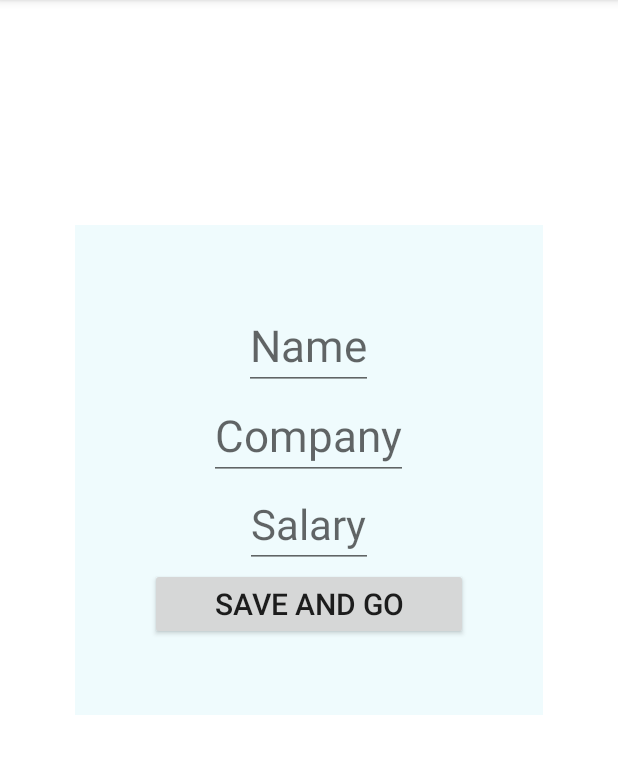
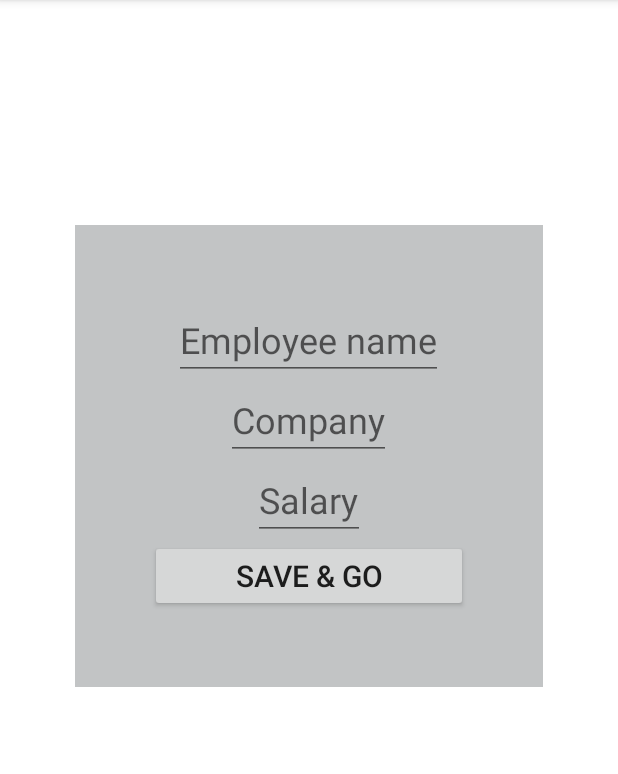
Before and after one commit to aidaiak/AyimPro-andr-hw, an Android app: the fragment EmployeeEditFragment placed in its activity, on a phone screen of 412 x 824 dp, the part 84-858 px from its top. Run offline under Robolectric (Android 15) with nearby library versions, the phone set to English and light mode, and no system bars; our stand-ins replace Room's generated code.

Commit message:
hw41_RoomRecycler is complete and includes hw42-43

```diff
--- a/app/src/main/java/com/aid/ayimpro_andr_hw/EmployeeFragment.kt
+++ b/app/src/main/java/com/aid/ayimpro_andr_hw/EmployeeFragment.kt
@@ -8,10 +8,10 @@ import androidx.fragment.app.Fragment
 import com.aid.ayimpro_andr_hw.databinding.EmployeeBinding
 
 class EmployeeFragment : Fragment(R.layout.employee) {
+    private lateinit var listener: OnClick
     private var _binding: EmployeeBinding? = null
     private val binding get() = _binding!!
     private val dbInstance get() = Injector.database
-    private lateinit var listener: OnClick
 
     override fun onAttach(context: Context) {
         super.onAttach(context)
@@ -24,7 +24,7 @@ class EmployeeFragment : Fragment(R.layout.employee) {
 
         binding.apply {
             val id = arguments?.getLong("ID") ?: -1L
-            val e = dbInstance.employeeDao().getById(1L)
+            val e = dbInstance.employeeDao().getById(id)
 
             name.text = e.name
             company.text = e.company
--- a/app/src/main/java/com/aid/ayimpro_andr_hw/InputFragment.kt
+++ b/app/src/main/java/com/aid/ayimpro_andr_hw/InputFragment.kt
@@ -25,9 +25,9 @@ class InputFragment : Fragment(R.layout.input) {
         binding.apply {
             btnSave.setOnClickListener {
                 val e = Employee(
-                    name = editName.text.toString(),
-                    company = editCompany.text.toString(),
-                    salary = editSalary.text.toString().toInt()
+                    name = inputName.text.toString(),
+                    company = inputCompany.text.toString(),
+                    salary = inputSalary.text.toString().toInt()
                 )
                 dbInstance.employeeDao().insert(e)
                 listener.goEmployeeList()
--- a/app/src/main/java/com/aid/ayimpro_andr_hw/MainActivity.kt
+++ b/app/src/main/java/com/aid/ayimpro_andr_hw/MainActivity.kt
@@ -19,7 +19,7 @@ class MainActivity : AppCompatActivity(), OnClick {
 
     override fun goEmployeeList() {
         supportFragmentManager.beginTransaction()
-            .add(R.id.frg_cont, EmployeeListFragment())
+            .replace(R.id.frg_cont, EmployeeListFragment())
             .commit()
     }
 
--- a/app/src/main/res/layout/employee_delete.xml
+++ b/app/src/main/res/layout/employee_delete.xml
@@ -3,7 +3,7 @@
     android:layout_width="match_parent"
     android:layout_height="match_parent"
     xmlns:app="http://schemas.android.com/apk/res-auto"
-    android:background="#EFFBFD"
+    android:background="#C2C4C5"
     android:layout_marginTop="200dp"
     android:layout_marginBottom="200dp"
     android:layout_marginLeft="50dp"
@@ -12,7 +12,7 @@
     <androidx.appcompat.widget.AppCompatTextView
         android:id="@+id/delete_txt"
         android:text="Please, confirm deletion"
-        android:textSize="29sp"
+        android:textSize="24sp"
         android:textColor="@color/black"
         android:layout_width="wrap_content"
         android:layout_height="wrap_content"
--- a/app/src/main/res/layout/employee_edit.xml
+++ b/app/src/main/res/layout/employee_edit.xml
@@ -3,7 +3,7 @@
     android:layout_width="match_parent"
     android:layout_height="wrap_content"
     xmlns:app="http://schemas.android.com/apk/res-auto"
-    android:background="#EFFBFD"
+    android:background="#C2C4C5"
     android:orientation="vertical"
     android:layout_marginRight="50dp"
     android:layout_marginLeft="50dp"
@@ -15,10 +15,10 @@
         android:id="@+id/edit_name"
         android:layout_width="wrap_content"
         android:layout_height="wrap_content"
-        android:textSize="29sp"
-        android:inputType="textPersonName"
+        android:textSize="24sp"
+        android:inputType="text"
         android:textColor="@color/black"
-        android:hint="Name"
+        android:hint="Employee name"
         app:layout_constraintTop_toTopOf="parent"
         app:layout_constraintBottom_toBottomOf="parent"
         app:layout_constraintStart_toStartOf="parent"
@@ -29,7 +29,7 @@
         android:id="@+id/edit_company"
         android:layout_width="wrap_content"
         android:layout_height="wrap_content"
-        android:textSize="29sp"
+        android:textSize="24sp"
         android:textColor="@color/black"
         android:hint="Company"
         app:layout_constraintTop_toBottomOf="@id/edit_name"
@@ -40,8 +40,8 @@
         android:id="@+id/edit_salary"
         android:layout_width="wrap_content"
         android:layout_height="wrap_content"
-        android:textSize="28sp"
-        android:inputType="numberDecimal"
+        android:textSize="24sp"
+        android:inputType="number"
         android:textColor="@color/black"
         android:hint="Salary"
         app:layout_constraintStart_toStartOf="parent"
@@ -53,7 +53,7 @@
         android:layout_width="match_parent"
         android:layout_height="wrap_content"
         android:textSize="20sp"
-        android:text="save and go"
+        android:text="SAVE &amp; GO"
         app:layout_constraintTop_toBottomOf="@id/edit_salary"
         app:layout_constraintStart_toStartOf="parent"
         app:layout_constraintEnd_toEndOf="parent" />
```
Also changed, not shown: app/src/main/res/layout/input.xml (+6 -6 lines).
